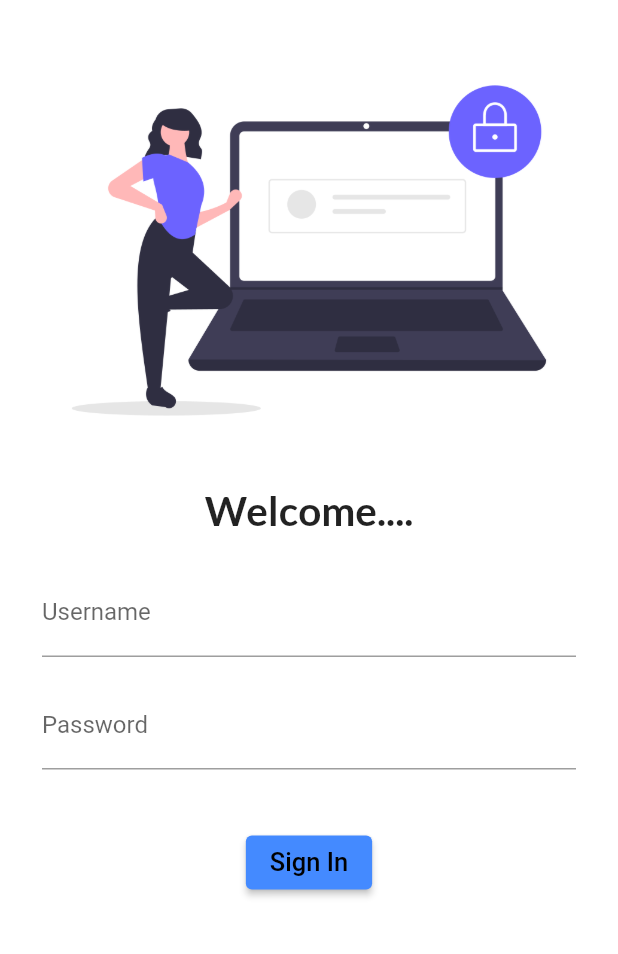
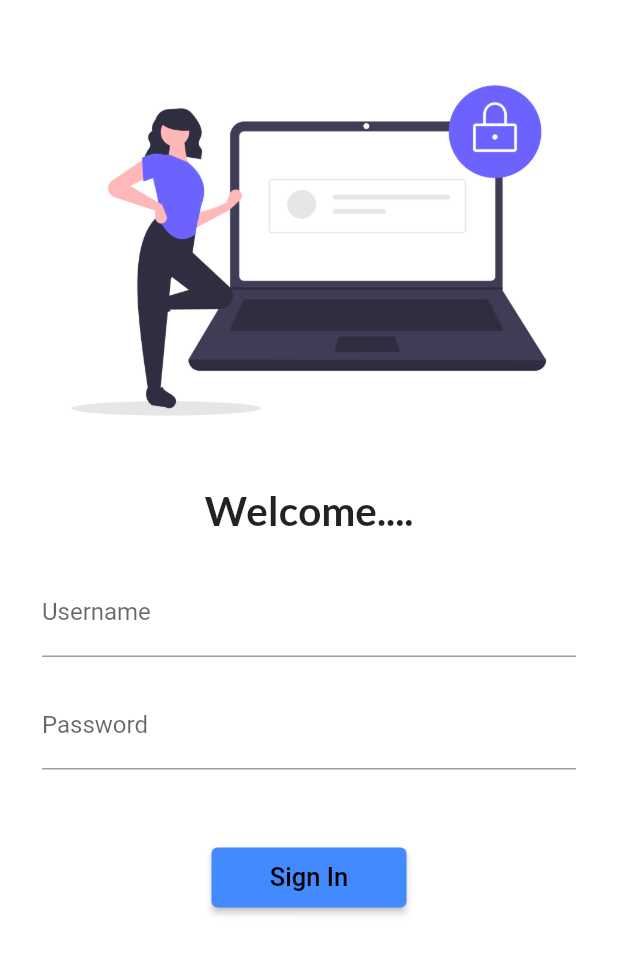
Before and after one commit to UMAKANTPATIL1/catalog_app, a Flutter app: the screen it shows after launch, on a phone screen of 412 x 824 dp. Shown: the top 954 px of the screen. Run offline on Flutter 3.47's test engine with Material 2 defaults, Android fonts, the phone set to English and light mode, and no system bars; our stand-ins replace google_fonts.

Commit message:
Commit project

```diff
--- a/lib/main.dart
+++ b/lib/main.dart
@@ -1,4 +1,5 @@
 import 'package:flutter/material.dart';
+import 'package:my_app/navigate_pages/navigate.dart';
 import 'package:my_app/pages/home_page.dart';
 import 'package:my_app/pages/login_page.dart';
 import 'package:google_fonts/google_fonts.dart';
@@ -19,8 +20,8 @@ class MyApp extends StatelessWidget {
           fontFamily: GoogleFonts.lato().fontFamily),//Dark and light theme
           initialRoute: "/login",
       routes: {
-        "/": (context)=>HomePage(),
-        "/login":(context)=>LoginPage(),
+        MyRoutes.homeButton: (context)=>HomePage(),
+        MyRoutes.loginButton:(context)=>LoginPage(),
 
     },
     );
--- /dev/null
+++ b/lib/navigate_pages/navigate.dart
@@ -0,0 +1,4 @@
+class MyRoutes{
+  static String loginButton="/login";
+  static String homeButton="/home";
+}
--- a/lib/pages/login_page.dart
+++ b/lib/pages/login_page.dart
@@ -2,6 +2,7 @@ import 'dart:convert';
 
 import 'package:flutter/material.dart';
 import 'package:google_fonts/google_fonts.dart';
+import 'package:my_app/navigate_pages/navigate.dart';
 import 'home_page.dart';
 
 class LoginPage extends StatelessWidget {
@@ -11,13 +12,15 @@ class LoginPage extends StatelessWidget {
   Widget build(BuildContext context) {
     return Material(
       color: Colors.white,
-      child: Column(
+      child: SingleChildScrollView(
+        child: Column(
         children: [
           SizedBox(
             height: 25,
           ),
           Image.asset(
             "assets/images/login.png",
+
           ),
           SizedBox(
             height: 15,
@@ -55,7 +58,7 @@ class LoginPage extends StatelessWidget {
                   ),
                 ),
                 SizedBox(
-                  height: 30,
+                  height: 40,
                 ),
                 ElevatedButton(
 
@@ -65,13 +68,16 @@ class LoginPage extends StatelessWidget {
                       fontSize: 17,
                     ),
                   ),
+
                   style: TextButton.styleFrom(
                     backgroundColor: Colors.blueAccent,
                     foregroundColor: Colors.black,
+                    minimumSize: Size(130, 40),
+
 
                   ),
                   onPressed: () {
-                    print("Login Sucessfull...");
+                    Navigator.pushNamed(context, MyRoutes.homeButton);
                   },
                 )
               ],
@@ -79,6 +85,7 @@ class LoginPage extends StatelessWidget {
           )
         ],
       ),
+    )
     );
     /*return Scaffold( //Scafold use Day 1,2,3
       backgroundColor: Colors.deepOrange,
--- a/pubspec.yaml
+++ b/pubspec.yaml
@@ -35,7 +35,7 @@ dependencies:
   # The following adds the Cupertino Icons font to your application.
   # Use with the CupertinoIcons class for iOS style icons.
   cupertino_icons: ^1.0.2
-  google_fonts: ^6.1.0
+  google_fonts: ^3.0.0
 
 
 dev_dependencies:
```
Also changed, not shown: pubspec.lock.
